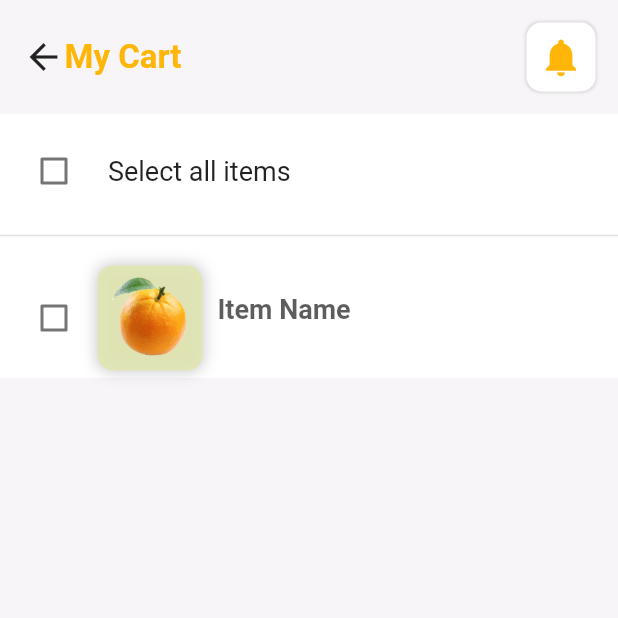
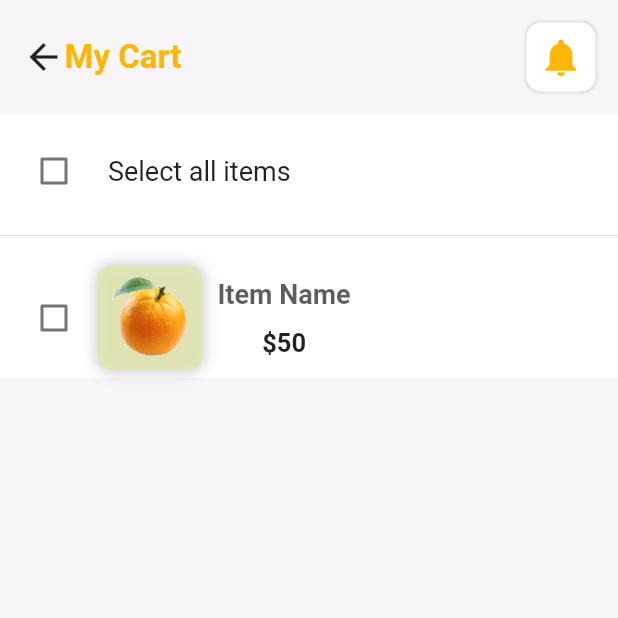
Before and after one commit to chinthanipiumi2001/grocery_store_app, a Flutter app: the CartPage screen opened by its route, on a phone screen of 412 x 824 dp, the top half of it. Run offline on Flutter 3.47's test engine with Material 2 defaults, Android fonts, the phone set to English and light mode, and no system bars.

```diff
--- a/lib/widgets/CartItemSamples.dart
+++ b/lib/widgets/CartItemSamples.dart
@@ -59,6 +59,17 @@ class _CartItemSamplesState extends State<CartItemSamples>{
                         ),
                       ),
                       SizedBox(height:12),
+                      Row(
+                        children: [
+                          Text(
+                            "\$50",
+                            style: TextStyle(
+                              fontSize: 17,
+                              fontWeight: FontWeight.bold,
+                            ),
+                          ),
+                        ],
+                      ),
                     ],
                   ),
                 ),
```
